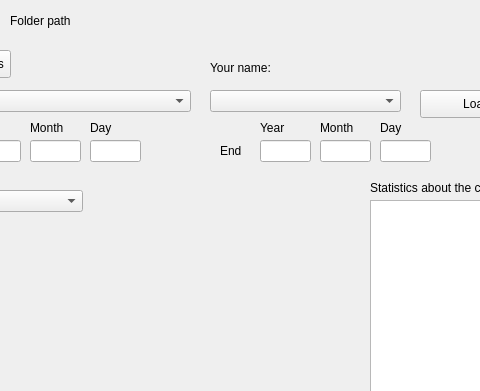
Above: base.ui from Coul33t/fb_conv_analyser before the change; both pictures show x 110 to 590 and y 0 to 391 of the 800 by 600 pixel window. Below: the same form after it.
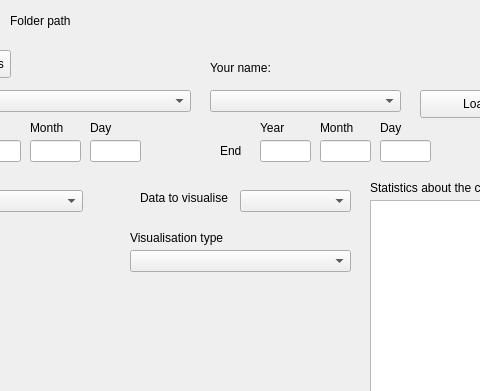
That is the form after the change.

Commit message: Added more visualation types, fixed bug for multiple conversations with same persons (temp fix)

The edit to the form file:
```diff
--- a/base.ui
+++ b/base.ui
@@ -322,6 +322,52 @@
      <string>Statistics about the conversation</string>
     </property>
    </widget>
+   <widget class="QComboBox" name="combobox_visualisation_type">
+    <property name="geometry">
+     <rect>
+      <x>240</x>
+      <y>250</y>
+      <width>221</width>
+      <height>22</height>
+     </rect>
+    </property>
+   </widget>
+   <widget class="QLabel" name="label_visualisation_type">
+    <property name="geometry">
+     <rect>
+      <x>240</x>
+      <y>230</y>
+      <width>101</width>
+      <height>16</height>
+     </rect>
+    </property>
+    <property name="text">
+     <string>Visualisation type</string>
+    </property>
+   </widget>
+   <widget class="QComboBox" name="combobox_data_to_visualise">
+    <property name="geometry">
+     <rect>
+      <x>350</x>
+      <y>190</y>
+      <width>111</width>
+      <height>22</height>
+     </rect>
+    </property>
+   </widget>
+   <widget class="QLabel" name="label_data_to_visualise">
+    <property name="geometry">
+     <rect>
+      <x>250</x>
+      <y>190</y>
+      <width>101</width>
+      <height>16</height>
+     </rect>
+    </property>
+    <property name="text">
+     <string>Data to visualise</string>
+    </property>
+   </widget>
   </widget>
   <widget class="QMenuBar" name="menubar">
    <property name="geometry">
```
The commit also changes 1 other file.
